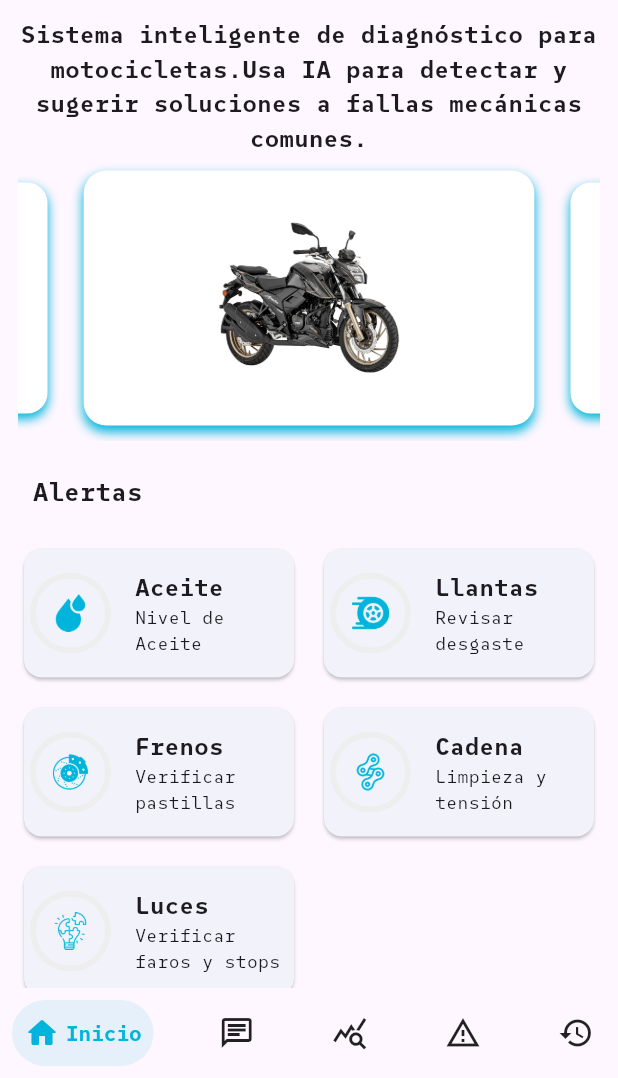
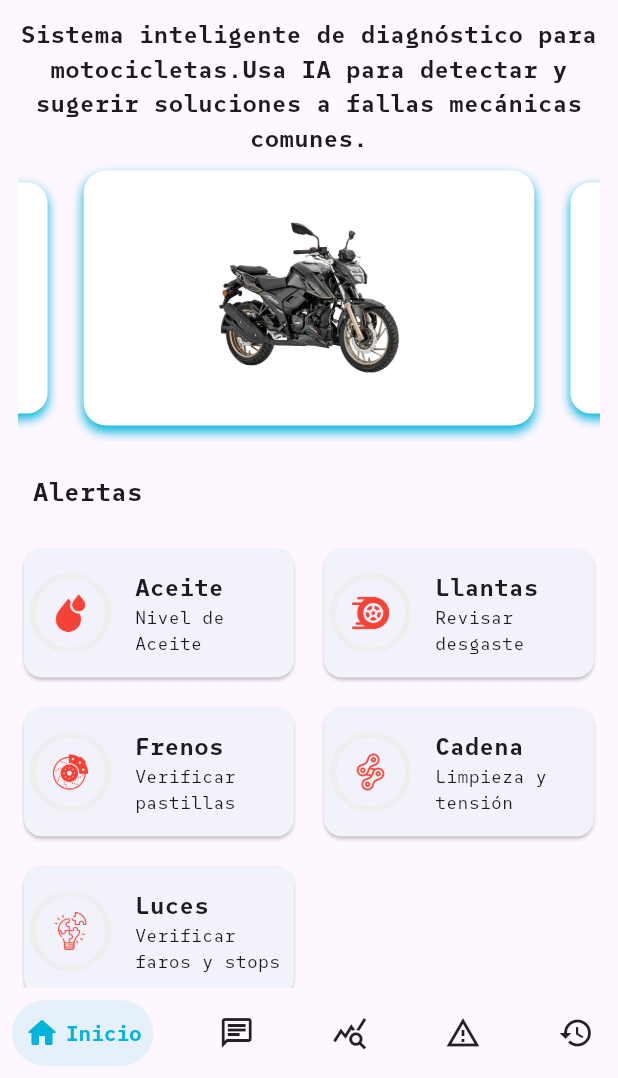
Before and after one commit to Alexyr28/Flutter, a Flutter app: the HomeFixMec screen opened directly with empty values, on a phone screen of 412 x 824 dp, the part 158-1236 px from its top. Run offline on Flutter 3.47's test engine with Material 3 defaults, Android fonts, the phone set to English and light mode, and no system bars; drawn by our look-alikes of animated_text_kit, auto_size_text, carousel_slider, percent_indicator, salomon_bottom_bar; our stand-ins replace cloud_firestore, firebase_auth, firebase_core, flutter_local_notifications, lottie, shared_preferences; missing offline and left inert: circular_menu, markdown_widget; accounts and stored records are empty.

Commit message:
feat: ProgresoColors_Notificaciones

```diff
--- a/fixmec/lib/l10n/app_en.dart
+++ b/fixmec/lib/l10n/app_en.dart
@@ -142,4 +142,13 @@ const Map<String, String> en = {
   "intervalof": "Interval of",
   "auptaded": "updated to",
   "selectinterval": "Select the interval (days)",
+  "urgent": "Urgent",
+  "progress_below_10":
+      "Maintenance progress has fallen below 10%. Immediate attention is required.",
+  "attention": "Attention",
+  "progress_below_25":
+      "Maintenance progress has fallen below 25%. Please check soon.",
+  "advertence": "Warning",
+  "progress_below_50":
+      "Maintenance progress has fallen below 50%. Consider taking action.",
 };
--- a/fixmec/lib/l10n/app_es.dart
+++ b/fixmec/lib/l10n/app_es.dart
@@ -140,4 +140,13 @@ const Map<String, String> es = {
   "intervalof": "Intervalo de",
   "auptaded": "actualizado a",
   "selectinterval": "Selecciona el intervalo (días)",
+  "urgent": "Urgente",
+  "progress_below_10":
+      "El progreso de mantenimiento ha caído por debajo del 10%. Se requiere atención inmediata.",
+  "attention": "Atención",
+  "progress_below_25":
+      "El progreso de mantenimiento ha caído por debajo del 25%. Por favor, revise pronto.",
+  "advertence": "Advertencia",
+  "progress_below_50":
+      "El progreso de mantenimiento ha caído por debajo del 50%. Considere tomar medidas.",
 };
--- a/fixmec/lib/services/localization_service.dart
+++ b/fixmec/lib/services/localization_service.dart
@@ -4,6 +4,9 @@ import 'package:fixmec/l10n/app_en.dart';
 import 'package:fixmec/l10n/app_es.dart';
 
 class LocalizationService extends ChangeNotifier {
+  static final LocalizationService instance = LocalizationService._internal();
+  LocalizationService._internal();
+
   Locale _locale = const Locale('es');
   Map<String, String> _localizedStrings = es;
 
--- a/fixmec/lib/widgets/percent.dart
+++ b/fixmec/lib/widgets/percent.dart
@@ -19,9 +19,21 @@ class PercentFixMec extends StatelessWidget {
     this.onTap,
   });
 
+  Color getProgressColor(double progress) {
+    if (progress < 0.10) {
+      return Colors.red;
+    } else if (progress < 0.25) {
+      return Colors.orange;
+    } else if (progress < 0.60) {
+      return Colors.green;
+    } else {
+      return Color(0xFF00B4DB);
+    }
+  }
+
   @override
   Widget build(BuildContext context) {
-    const Color primaryLightBlue = Color(0xFF00B4DB);
+    //const Color primaryLightBlue = Color(0xFF00B4DB);
     return InkWell(
       borderRadius: BorderRadius.circular(12),
       onTap: onTap,
@@ -33,15 +45,15 @@ class PercentFixMec extends StatelessWidget {
             CircularPercentIndicator(
               radius: 27.0,
               lineWidth: 4,
-              percent: progress,
+              percent: progress.clamp(0, 1),
               center: Image.asset(
                 image,
-                color: primaryLightBlue,
+                color: getProgressColor(progress),
                 width: 25,
                 height: 25,
                 fit: BoxFit.contain,
               ),
-              progressColor: primaryLightBlue,
+              progressColor: getProgressColor(progress),
               backgroundColor: Colors.grey.shade200,
               circularStrokeCap: CircularStrokeCap.round,
               animation: true,
--- a/fixmec/pubspec.yaml
+++ b/fixmec/pubspec.yaml
@@ -53,6 +53,7 @@ dependencies:
   percent_indicator: ^4.2.5
   animated_text_kit: ^4.3.0
   circular_menu: ^4.0.0
+  flutter_local_notifications: ^19.5.0
 
 
 dev_dependencies:
```
Also changed, not shown: fixmec/lib/main.dart (+9 -3 lines), fixmec/lib/pages/ui/inicio.dart (+22 -0 lines), fixmec/lib/services/notification_service.dart (added, +47 -0 lines), fixmec/lib/services/progress_alert_service.dart (added, +27 -0 lines), fixmec/pubspec.lock, 5 other files.
